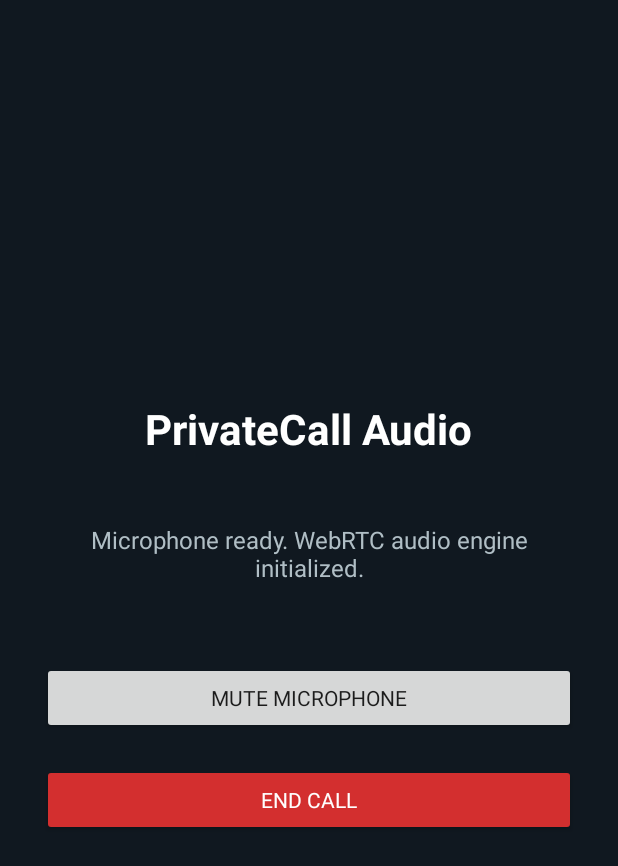
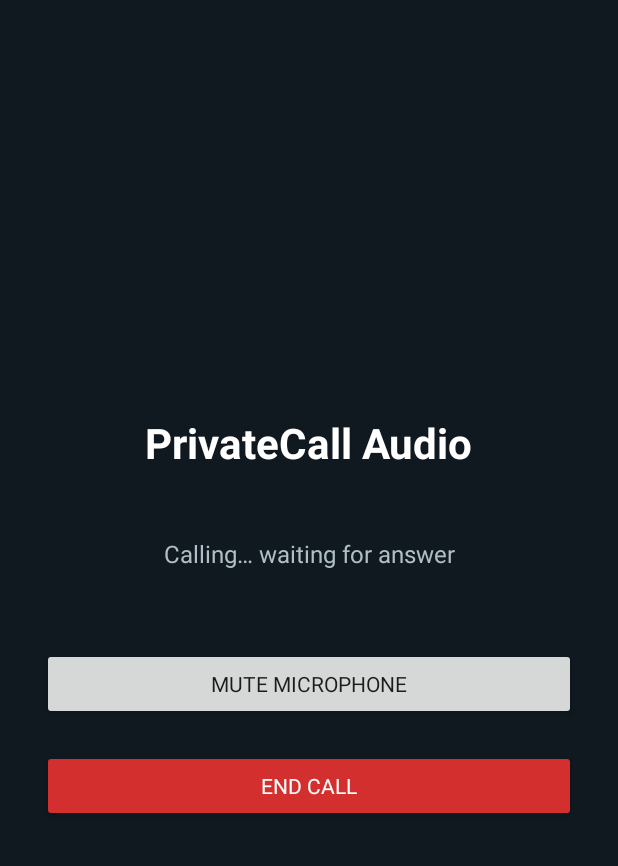
Before and after one commit to Bibgg/PrivateCall-Android-, an Android app: the CallActivity screen opened directly, with no data from a screen before it, on a phone screen of 412 x 824 dp. Shown: the top 866 px of the screen. Run offline under Robolectric (Android 15) with nearby library versions, the phone set to English and light mode, and no system bars; libraries missing offline, so code that uses them is left out: io.socket.client, org.webrtc; 15 statements that could not run were skipped.

Commit message:
Implement audio call offer answer accept and reject

```diff
--- a/app/src/main/java/com/myapp/CallActivity.java
+++ b/app/src/main/java/com/myapp/CallActivity.java
@@ -1,74 +1,26 @@
 package com.myapp;
-
-import android.Manifest;
-import android.app.Activity;
-import android.content.pm.PackageManager;
-import android.os.Bundle;
-import android.widget.Button;
-import android.widget.TextView;
-import android.widget.Toast;
-
-public class CallActivity extends Activity {
-    private static final int PERMISSION_REQUEST = 41;
-    private WebRtcClient webRtcClient;
-    private TextView status;
-    private Button microphoneButton;
-    private boolean microphoneEnabled = true;
-
-    @Override
-    protected void onCreate(Bundle savedInstanceState) {
-        super.onCreate(savedInstanceState);
-        setContentView(R.layout.activity_call);
-
-        status = findViewById(R.id.callStatus);
-        microphoneButton = findViewById(R.id.buttonMicrophone);
-        Button endCall = findViewById(R.id.buttonEndCall);
-
-        microphoneButton.setOnClickListener(v -> toggleMicrophone());
-        endCall.setOnClickListener(v -> finish());
-
-        if (checkSelfPermission(Manifest.permission.RECORD_AUDIO) != PackageManager.PERMISSION_GRANTED) {
-            requestPermissions(new String[]{Manifest.permission.RECORD_AUDIO}, PERMISSION_REQUEST);
-        } else {
-            initializeAudio();
-        }
-    }
-
-    private void initializeAudio() {
-        try {
-            webRtcClient = new WebRtcClient();
-            webRtcClient.initialize(this);
-            status.setText("Microphone ready. WebRTC audio engine initialized.");
-            microphoneButton.setEnabled(true);
-        } catch (Exception e) {
-            status.setText("Audio initialization failed");
-            microphoneButton.setEnabled(false);
-            Toast.makeText(this, String.valueOf(e.getMessage()), Toast.LENGTH_LONG).show();
-        }
-    }
-
-    private void toggleMicrophone() {
-        microphoneEnabled = !microphoneEnabled;
-        if (webRtcClient != null) webRtcClient.setMicrophoneEnabled(microphoneEnabled);
-        microphoneButton.setText(microphoneEnabled ? "Mute microphone" : "Unmute microphone");
-        status.setText(microphoneEnabled ? "Microphone is on" : "Microphone is muted");
-    }
-
-    @Override
-    public void onRequestPermissionsResult(int requestCode, String[] permissions, int[] grantResults) {
-        super.onRequestPermissionsResult(requestCode, permissions, grantResults);
-        if (requestCode == PERMISSION_REQUEST && grantResults.length > 0
-                && grantResults[0] == PackageManager.PERMISSION_GRANTED) {
-            initializeAudio();
-        } else {
-            status.setText("Microphone permission is required for audio calls");
-            microphoneButton.setEnabled(false);
-        }
-    }
-
-    @Override
-    protected void onDestroy() {
-        if (webRtcClient != null) webRtcClient.close();
-        super.onDestroy();
-    }
+import android.Manifest;import android.app.Activity;import android.content.pm.PackageManager;import android.os.Bundle;import android.view.View;import android.widget.Button;import android.widget.TextView;import android.widget.Toast;
+import org.webrtc.IceCandidate;import org.webrtc.SdpObserver;import org.webrtc.SessionDescription;import java.util.ArrayList;import java.util.List;
+public class CallActivity extends Activity implements SocketManager.CallListener {
+ private static final int PERMISSION_REQUEST=41;private WebRtcClient rtc;private SocketManager socket;private TextView status;private Button mic,accept,end;
+ private boolean incoming,accepted,ending,micOn=true;private String target="",offer="";private final List<IceCandidate> pending=new ArrayList<>();
+ @Override protected void onCreate(Bundle b){super.onCreate(b);setContentView(R.layout.activity_call);status=findViewById(R.id.callStatus);mic=findViewById(R.id.buttonMicrophone);accept=findViewById(R.id.buttonAcceptCall);end=findViewById(R.id.buttonEndCall);
+  socket=SocketManager.getInstance();socket.setCallListener(this);incoming=getIntent().getBooleanExtra("incoming",false);target=getIntent().getStringExtra("targetSocketId");offer=getIntent().getStringExtra("remoteSdp");if(target==null)target="";if(offer==null)offer="";
+  accept.setVisibility(incoming?View.VISIBLE:View.GONE);end.setText(incoming?"Reject call":"End call");mic.setOnClickListener(v->toggleMic());accept.setOnClickListener(v->acceptCall());end.setOnClickListener(v->endCall());
+  if(checkSelfPermission(Manifest.permission.RECORD_AUDIO)!=PackageManager.PERMISSION_GRANTED)requestPermissions(new String[]{Manifest.permission.RECORD_AUDIO},PERMISSION_REQUEST);else initAudio();
+ }
+ private void initAudio(){try{rtc=new WebRtcClient();rtc.setIceCandidateListener(c->{if(!target.isEmpty())socket.sendIceCandidate(target,c);});rtc.initialize(this);mic.setEnabled(true);if(incoming)status.setText("Incoming audio call");else{status.setText("Calling… waiting for answer");makeOffer();}}catch(Exception e){status.setText("Audio initialization failed");Toast.makeText(this,String.valueOf(e.getMessage()),Toast.LENGTH_LONG).show();}}
+ private SdpObserver observer(java.util.function.Consumer<SessionDescription> success,String failureLabel){return new SdpObserver(){public void onCreateSuccess(SessionDescription s){success.accept(s);}public void onSetSuccess(){}public void onCreateFailure(String e){show(failureLabel+e);}public void onSetFailure(String e){show(failureLabel+e);}};}
+ private void makeOffer(){rtc.createOffer(observer(s->rtc.setLocalDescription(observer(x->socket.sendOffer(target,s.description),"Offer setup failed: "),s),"Offer failed: "),new org.webrtc.MediaConstraints());}
+ private void acceptCall(){if(rtc==null||offer.isEmpty())return;accept.setEnabled(false);SessionDescription remote=new SessionDescription(SessionDescription.Type.OFFER,offer);rtc.setRemoteDescription(observer(s->{drain();rtc.createAnswer(observer(answer->rtc.setLocalDescription(observer(x->{socket.sendAnswer(target,answer.description);accepted=true;show("Connected — audio call active");},"Answer setup failed: "),answer),"Answer failed: "),new org.webrtc.MediaConstraints());},"Incoming setup failed: "),remote);}
+ @Override public void onAnswer(String sdp){SessionDescription a=new SessionDescription(SessionDescription.Type.ANSWER,sdp);rtc.setRemoteDescription(observer(s->{accepted=true;show("Connected — audio call active");drain();},"Answer error: "),a);}
+ @Override public void onIceCandidate(IceCandidate c){if(rtc==null)pending.add(c);else rtc.addIceCandidate(c);}
+ private void drain(){for(IceCandidate c:pending)rtc.addIceCandidate(c);pending.clear();}
+ @Override public void onCallEnded(){show("Call ended");runOnUiThread(this::finish);}
+ @Override public void onCallRejected(){show("Call rejected");runOnUiThread(this::finish);}
+ private void toggleMic(){micOn=!micOn;if(rtc!=null)rtc.setMicrophoneEnabled(micOn);mic.setText(micOn?"Mute microphone":"Unmute microphone");status.setText(micOn?"Microphone is on":"Microphone is muted");}
+ private void endCall(){if(ending)return;ending=true;if(!target.isEmpty()){if(incoming&&!accepted)socket.sendCallReject(target);else socket.sendCallEnd(target);}finish();}
+ private void show(String s){runOnUiThread(()->status.setText(s));}
+ @Override public void onRequestPermissionsResult(int r,String[] p,int[] g){super.onRequestPermissionsResult(r,p,g);if(r==PERMISSION_REQUEST&&g.length>0&&g[0]==PackageManager.PERMISSION_GRANTED)initAudio();else{status.setText("Microphone permission required");mic.setEnabled(false);}}
+ @Override protected void onDestroy(){socket.setCallListener(null);if(rtc!=null)rtc.close();super.onDestroy();}
 }
```
